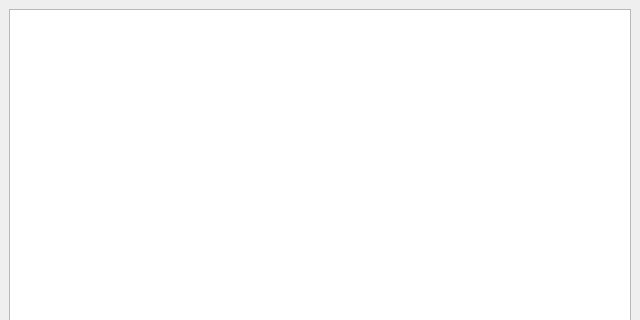
This is ui_res/json_win.ui in linkabox/json-viewer as Qt 5 draws it before an edit; both pictures show x 0 to 640 and y 0 to 320 of the 640 by 480 pixel window. The edited form follows.
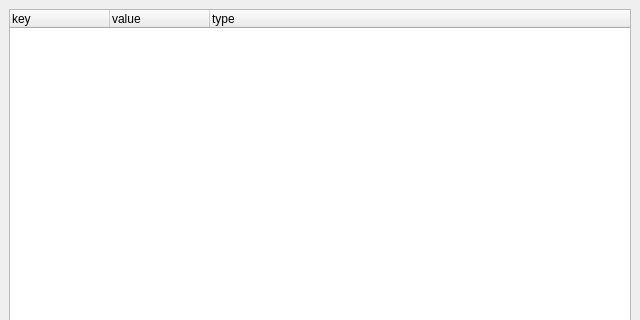
This is the edited form.

Commit message: Add QTreeWidget实现的JsonEditor

Patch:
```diff
--- a/ui_res/json_win.ui
+++ b/ui_res/json_win.ui
@@ -16,10 +16,25 @@
   <widget class="QWidget" name="centralwidget">
    <layout class="QVBoxLayout" name="verticalLayout">
     <item>
-     <widget class="QTreeView" name="json_view">
+     <widget class="QTreeWidget" name="json_view">
       <property name="contextMenuPolicy">
        <enum>Qt::CustomContextMenu</enum>
       </property>
+      <column>
+       <property name="text">
+        <string>key</string>
+       </property>
+      </column>
+      <column>
+       <property name="text">
+        <string>value</string>
+       </property>
+      </column>
+      <column>
+       <property name="text">
+        <string>type</string>
+       </property>
+      </column>
      </widget>
     </item>
     <item>
```
The commit also changes 5 other files.
